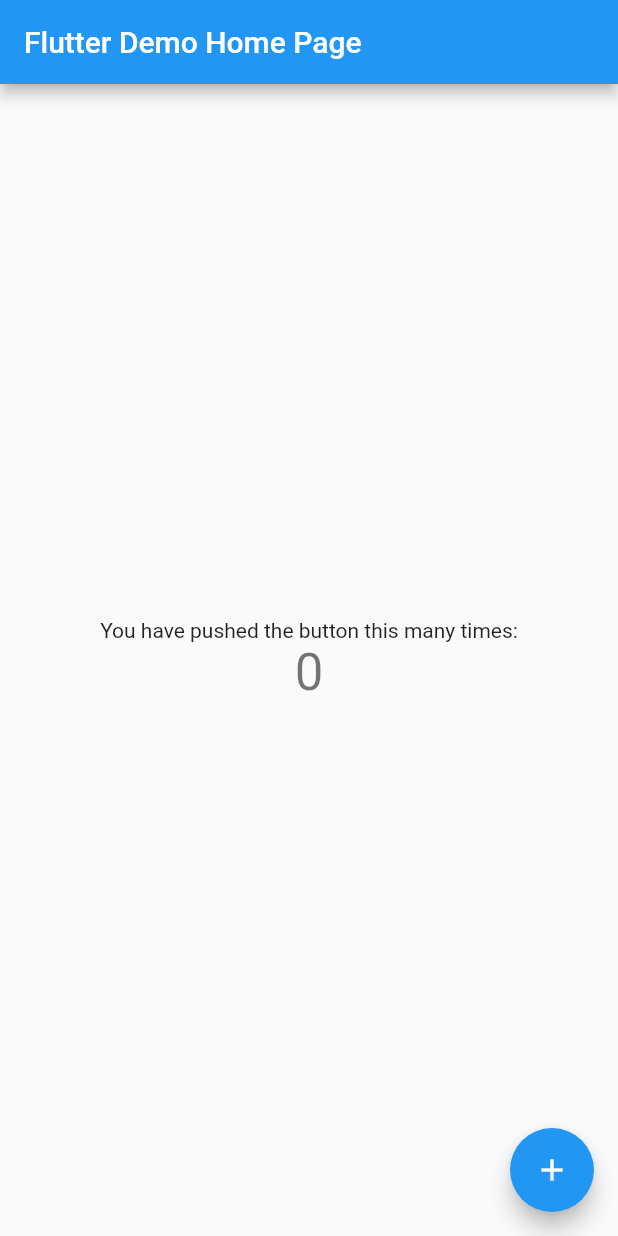
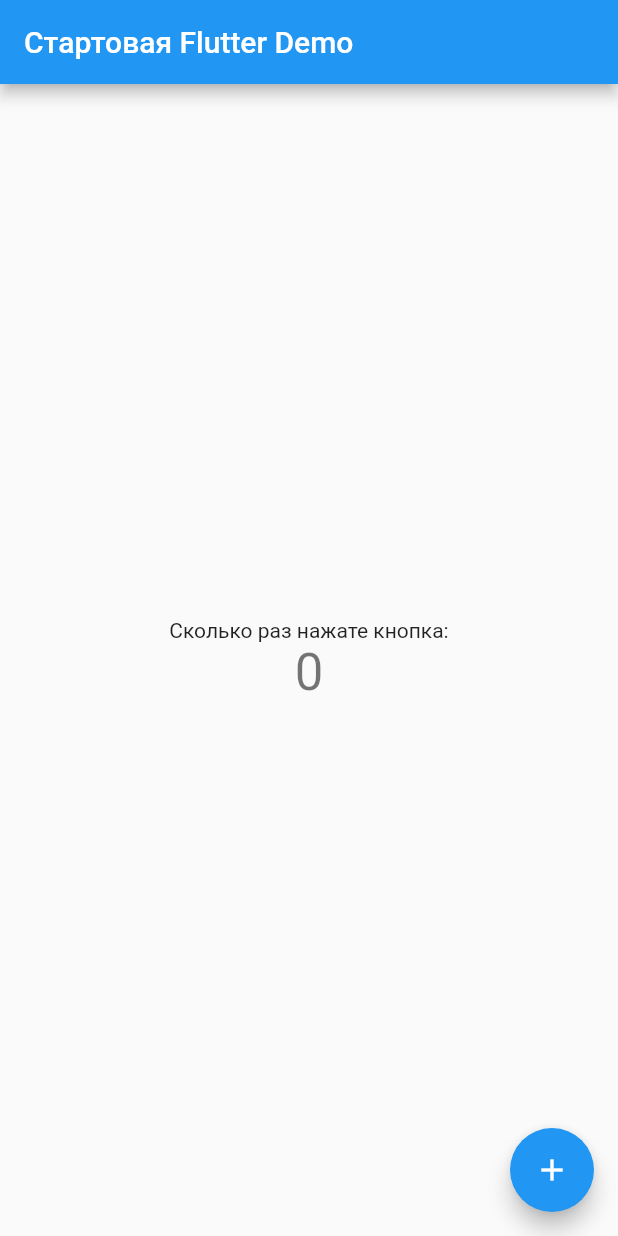
Before and after one commit to masteroleg/genuim, a Flutter app: the screen it shows after launch, on a phone screen of 412 x 824 dp. Run offline on Flutter 3.47's test engine with Material 2 defaults, Android fonts, the light colour scheme and no system bars.

Commit message:
commit after git init

```diff
--- a/lib/main.dart
+++ b/lib/main.dart
@@ -11,7 +11,7 @@
   @override
   Widget build(BuildContext context) {
     return MaterialApp(
-      title: 'Flutter Demo',
+      title: 'заголовок - Flutter Demo',
       theme: ThemeData(
         // This is the theme of your application.
         //
@@ -24,7 +24,7 @@
         // is not restarted.
         primarySwatch: Colors.blue,
       ),
-      home: const MyHomePage(title: 'Flutter Demo Home Page'),
+      home: const MyHomePage(title: 'Стартовая Flutter Demo'),
     );
   }
 }
@@ -96,7 +96,7 @@
           mainAxisAlignment: MainAxisAlignment.center,
           children: <Widget>[
             const Text(
-              'You have pushed the button this many times:',
+              'Сколько раз нажате кнопка:',
             ),
             Text(
               '$_counter',
```
Also changed, not shown: 179 other files.
